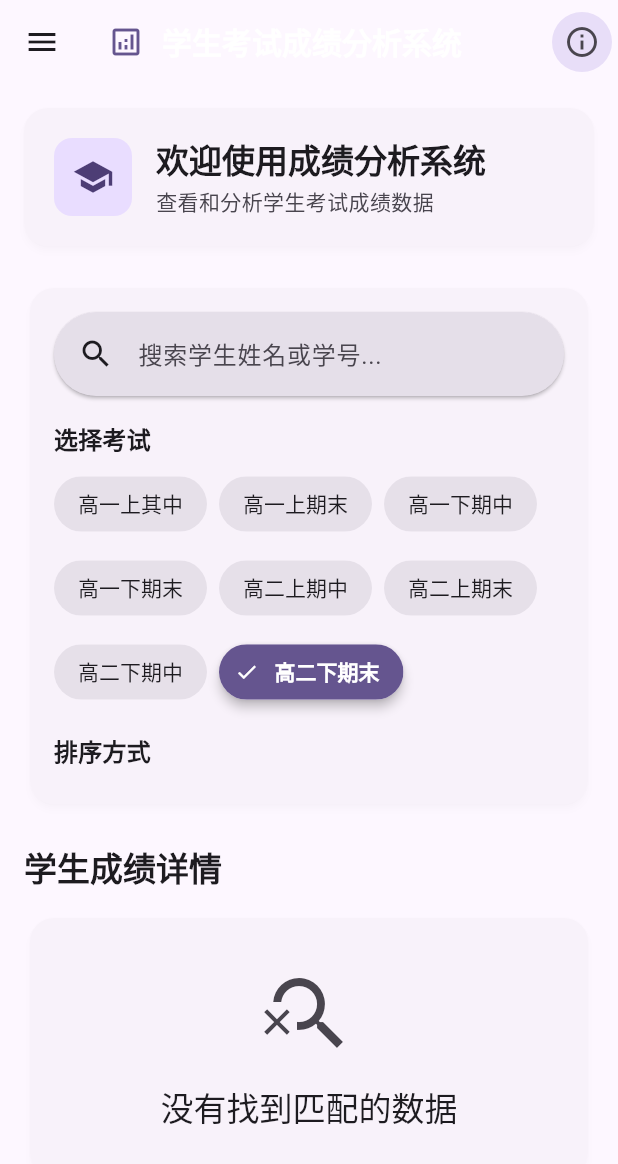
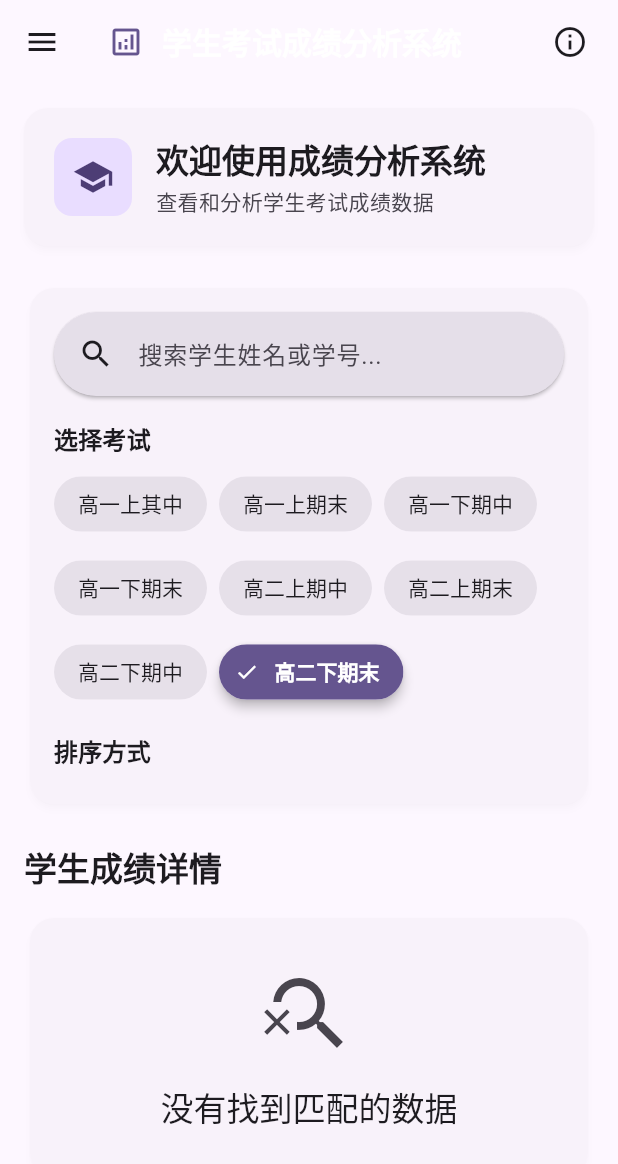
Before and after one commit to NailFec/shyc_ssd, a Flutter app: the ExamDataScreen screen opened by its route, on a phone screen of 412 x 824 dp. Shown: the top 1164 px of the screen. Run offline on Flutter 3.47's test engine with Material 3 defaults, Android fonts, the phone set to English and light mode, and no system bars; our stand-ins replace csv; Roboto replaces fonts that are missing (PingFang SC, Microsoft YaHei, sans-serif).

Commit message:
small fix for the style of the info button at the top-right corner in every pages

```diff
--- a/lib/screens/exam_data_screen.dart
+++ b/lib/screens/exam_data_screen.dart
@@ -46,11 +46,18 @@ class _ExamDataScreenState extends State<ExamDataScreen> {
         elevation: 0,
         centerTitle: false,
         actions: [
-          IconButton.filledTonal(
-            onPressed: () {
-              Navigator.pushNamed(context, '/about');
-            },
-            icon: const Icon(Icons.info_outline),
+          Padding(
+            padding: const EdgeInsets.only(right: 8.0),
+            child: IconButton(
+              onPressed: () {
+                Navigator.pushNamed(context, '/about');
+              },
+              icon: Icon(
+                Icons.info_outline,
+                color: Theme.of(context).colorScheme.onSurface,
+              ),
+              tooltip: '关于系统',
+            ),
           ),
         ],
       ),
```
Also changed, not shown: lib/screens/home_screen.dart (+12 -5 lines).
